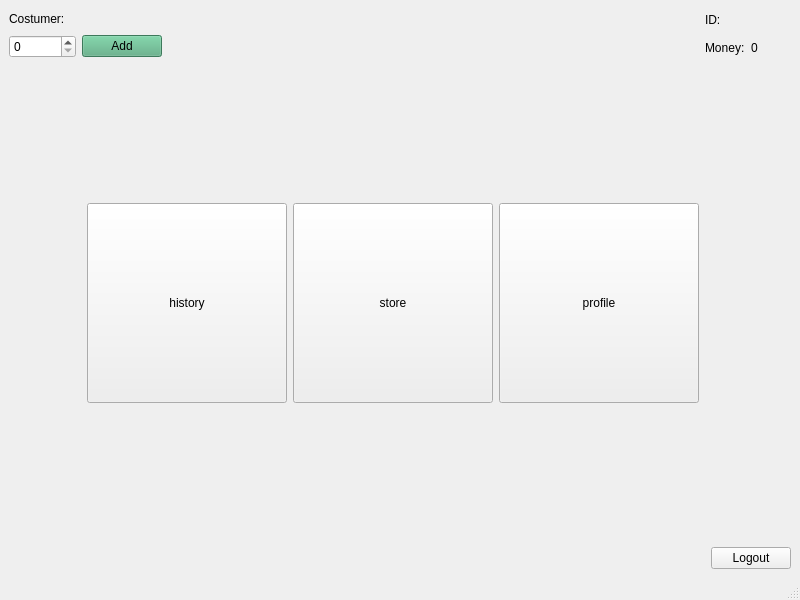
The window that Stor/costumerpage.ui (AP-projects-4001/IUT-s-crackpots) describes before a commit, drawn with Qt 5.
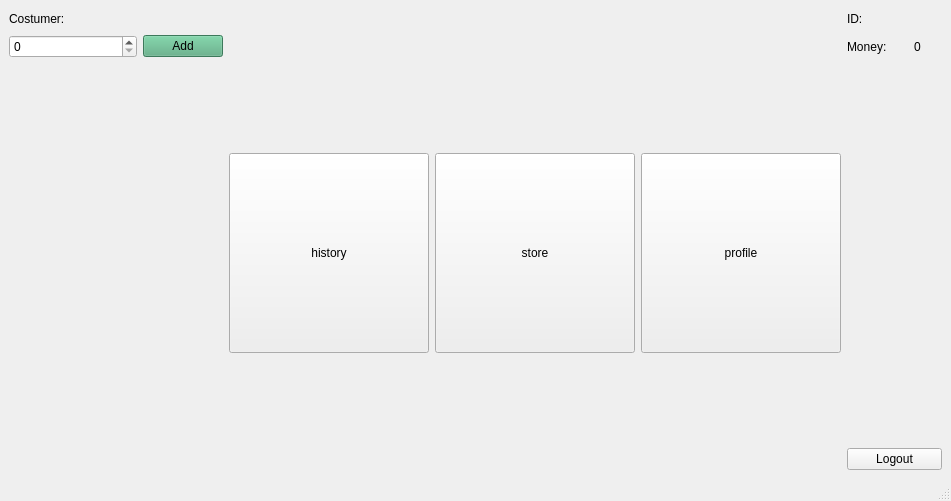
The same window after the commit.

```diff
--- a/Stor/costumerpage.ui
+++ b/Stor/costumerpage.ui
@@ -6,70 +6,25 @@
    <rect>
     <x>0</x>
     <y>0</y>
-    <width>800</width>
-    <height>600</height>
+    <width>951</width>
+    <height>501</height>
    </rect>
   </property>
   <property name="windowTitle">
    <string>MainWindow</string>
   </property>
   <widget class="QWidget" name="centralwidget">
-   <layout class="QGridLayout" name="gridLayout">
-    <item row="5" column="0">
-     <spacer name="verticalSpacer_2">
-      <property name="orientation">
-       <enum>Qt::Vertical</enum>
-      </property>
-      <property name="sizeHint" stdset="0">
-       <size>
-        <width>20</width>
-        <height>40</height>
-       </size>
-      </property>
-     </spacer>
-    </item>
-    <item row="4" column="0" colspan="4">
-     <layout class="QHBoxLayout" name="horizontalLayout">
-      <item>
-       <spacer name="horizontalSpacer_3">
-        <property name="orientation">
-         <enum>Qt::Horizontal</enum>
-        </property>
-        <property name="sizeHint" stdset="0">
-         <size>
-          <width>40</width>
-          <height>20</height>
-         </size>
-        </property>
-       </spacer>
-      </item>
-      <item>
-       <widget class="QPushButton" name="historyBtn">
-        <property name="minimumSize">
-         <size>
-          <width>200</width>
-          <height>200</height>
-         </size>
-        </property>
+   <layout class="QGridLayout" name="gridLayout_2">
+    <item row="0" column="0">
+     <layout class="QGridLayout" name="gridLayout">
+      <item row="0" column="0" colspan="2">
+       <widget class="QLabel" name="label">
         <property name="text">
-         <string>history</string>
+         <string>Costumer:</string>
         </property>
        </widget>
       </item>
-      <item>
-       <widget class="QPushButton" name="storeBtn">
-        <property name="minimumSize">
-         <size>
-          <width>200</width>
-          <height>200</height>
-         </size>
-        </property>
-        <property name="text">
-         <string>store</string>
-        </property>
-       </widget>
-      </item>
-      <item>
+      <item row="3" column="8">
        <widget class="QPushButton" name="profileBtn">
         <property name="minimumSize">
          <size>
@@ -85,25 +40,78 @@
         </property>
        </widget>
       </item>
-     </layout>
-    </item>
-    <item row="0" column="0" colspan="2">
-     <layout class="QHBoxLayout" name="horizontalLayout_2">
-      <item>
-       <widget class="QLabel" name="label">
+      <item row="3" column="7">
+       <widget class="QPushButton" name="storeBtn">
+        <property name="minimumSize">
+         <size>
+          <width>200</width>
+          <height>200</height>
+         </size>
+        </property>
         <property name="text">
-         <string>Costumer:</string>
+         <string>store</string>
         </property>
        </widget>
       </item>
-      <item>
+      <item row="1" column="9" colspan="2">
+       <widget class="QLabel" name="label_2">
+        <property name="text">
+         <string>Money:</string>
+        </property>
+       </widget>
+      </item>
+      <item row="1" column="4" colspan="2">
+       <widget class="QPushButton" name="addMoney">
+        <property name="styleSheet">
+         <string notr="true">background-color: rgb(85, 170, 127);</string>
+        </property>
+        <property name="text">
+         <string>Add</string>
+        </property>
+       </widget>
+      </item>
+      <item row="4" column="1">
+       <spacer name="verticalSpacer_2">
+        <property name="orientation">
+         <enum>Qt::Vertical</enum>
+        </property>
+        <property name="sizeHint" stdset="0">
+         <size>
+          <width>20</width>
+          <height>40</height>
+         </size>
+        </property>
+       </spacer>
+      </item>
+      <item row="1" column="0" colspan="4">
+       <widget class="QSpinBox" name="spinBoxMoney">
+        <property name="maximum">
+         <number>1000000000</number>
+        </property>
+       </widget>
+      </item>
+      <item row="1" column="11">
+       <widget class="QLabel" name="moneyLabel">
+        <property name="text">
+         <string>0</string>
+        </property>
+       </widget>
+      </item>
+      <item row="0" column="2">
        <widget class="QLabel" name="usernameLabel">
         <property name="text">
          <string/>
         </property>
        </widget>
       </item>
-      <item>
+      <item row="5" column="9" colspan="3">
+       <widget class="QPushButton" name="logoutBtn">
+        <property name="text">
+         <string>Logout</string>
+        </property>
+       </widget>
+      </item>
+      <item row="0" column="3" colspan="2">
        <spacer name="horizontalSpacer">
         <property name="orientation">
          <enum>Qt::Horizontal</enum>
@@ -116,98 +124,48 @@
         </property>
        </spacer>
       </item>
-     </layout>
-    </item>
-    <item row="6" column="5">
-     <widget class="QPushButton" name="logoutBtn">
-      <property name="text">
-       <string>Logout</string>
-      </property>
-     </widget>
-    </item>
-    <item row="2" column="1">
-     <spacer name="verticalSpacer">
-      <property name="orientation">
-       <enum>Qt::Vertical</enum>
-      </property>
-      <property name="sizeHint" stdset="0">
-       <size>
-        <width>20</width>
-        <height>40</height>
-       </size>
-      </property>
-     </spacer>
-    </item>
-    <item row="0" column="4" rowspan="2" colspan="2">
-     <layout class="QVBoxLayout" name="verticalLayout">
-      <item>
-       <layout class="QHBoxLayout" name="horizontalLayout_3">
-        <item>
-         <widget class="QLabel" name="label_3">
-          <property name="text">
-           <string>ID:</string>
-          </property>
-         </widget>
-        </item>
-        <item>
-         <widget class="QLabel" name="idLabel">
-          <property name="text">
-           <string/>
-          </property>
-         </widget>
-        </item>
-       </layout>
+      <item row="0" column="10">
+       <widget class="QLabel" name="idLabel">
+        <property name="text">
+         <string/>
+        </property>
+       </widget>
       </item>
-      <item>
-       <layout class="QHBoxLayout" name="horizontalLayout_4">
-        <item>
-         <widget class="QLabel" name="label_2">
-          <property name="text">
-           <string>Money:</string>
-          </property>
-         </widget>
-        </item>
-        <item>
-         <widget class="QLabel" name="moneyLabel">
-          <property name="text">
-           <string>0</string>
-          </property>
-         </widget>
-        </item>
-       </layout>
+      <item row="2" column="5">
+       <spacer name="verticalSpacer">
+        <property name="orientation">
+         <enum>Qt::Vertical</enum>
+        </property>
+        <property name="sizeHint" stdset="0">
+         <size>
+          <width>20</width>
+          <height>40</height>
+         </size>
+        </property>
+       </spacer>
       </item>
+      <item row="3" column="6">
+       <widget class="QPushButton" name="historyBtn">
+        <property name="minimumSize">
+         <size>
+          <width>200</width>
+          <height>200</height>
+         </size>
+        </property>
+        <property name="text">
+         <string>history</string>
+        </property>
+       </widget>
+      </item>
+      <item row="0" column="9">
+       <widget class="QLabel" name="label_3">
+        <property name="text">
+         <string>ID:</string>
+        </property>
+       </widget>
+      </item>
      </layout>
     </item>
-    <item row="1" column="3">
-     <spacer name="horizontalSpacer_2">
-      <property name="orientation">
-       <enum>Qt::Horizontal</enum>
-      </property>
-      <property name="sizeHint" stdset="0">
-       <size>
-        <width>40</width>
-        <height>20</height>
-       </size>
-      </property>
-     </spacer>
-    </item>
-    <item row="1" column="0">
-     <widget class="QSpinBox" name="spinBoxMoney">
-      <property name="maximum">
-       <number>1000000000</number>
-      </property>
-     </widget>
-    </item>
-    <item row="1" column="1">
-     <widget class="QPushButton" name="addMoney">
-      <property name="styleSheet">
-       <string notr="true">background-color: rgb(85, 170, 127);</string>
-      </property>
-      <property name="text">
-       <string>Add</string>
-      </property>
-     </widget>
-    </item>
    </layout>
   </widget>
   <widget class="QMenuBar" name="menubar">
```
Left out of the diff: 2 changed lines with no effect on the pictures.
